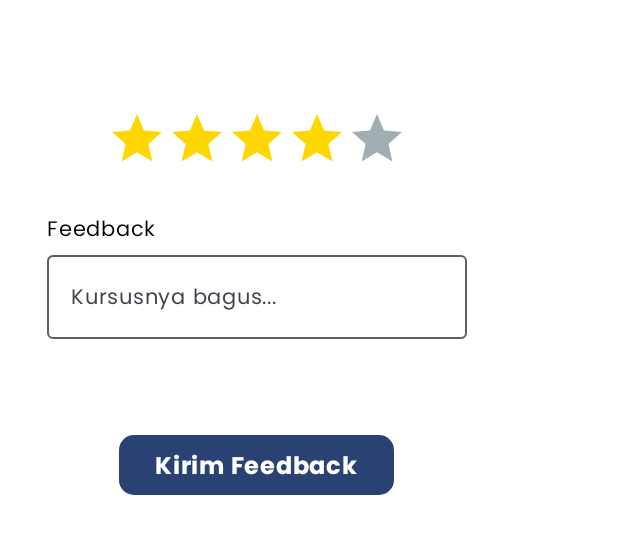
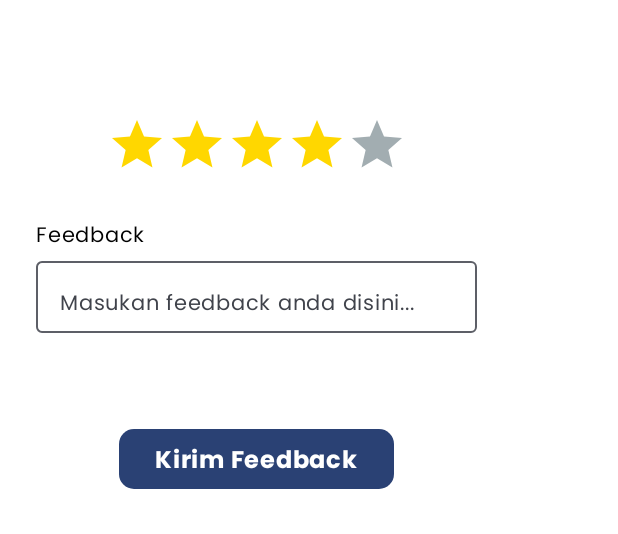
Before and after one commit to fitriadyaa/knowze-app, an Android app built with Jetpack Compose: the @Preview function FeedbackPreview, on a phone screen of 412 x 824 dp. Shown: the top 534 px of the screen. Run offline under Robolectric (Android 15) with nearby library versions, the phone set to English and light mode, and no system bars.

Commit message:
[Dialog] add parameter

```diff
--- a/app/src/main/java/com/knowzeteam/knowze/ui/component/DialogFeedback.kt
+++ b/app/src/main/java/com/knowzeteam/knowze/ui/component/DialogFeedback.kt
@@ -1,16 +1,14 @@
 package com.knowzeteam.knowze.ui.component
 
-import android.view.MotionEvent
-import androidx.compose.animation.core.Spring
-import androidx.compose.animation.core.animateDpAsState
-import androidx.compose.animation.core.spring
 import androidx.compose.foundation.background
+import androidx.compose.foundation.clickable
 import androidx.compose.foundation.layout.Arrangement
 import androidx.compose.foundation.layout.Box
 import androidx.compose.foundation.layout.Column
 import androidx.compose.foundation.layout.Row
 import androidx.compose.foundation.layout.Spacer
 import androidx.compose.foundation.layout.fillMaxSize
+import androidx.compose.foundation.layout.fillMaxWidth
 import androidx.compose.foundation.layout.height
 import androidx.compose.foundation.layout.padding
 import androidx.compose.foundation.layout.size
@@ -29,10 +27,8 @@ import androidx.compose.runtime.mutableStateOf
 import androidx.compose.runtime.remember
 import androidx.compose.runtime.setValue
 import androidx.compose.ui.Alignment
-import androidx.compose.ui.ExperimentalComposeUiApi
 import androidx.compose.ui.Modifier
 import androidx.compose.ui.graphics.Color
-import androidx.compose.ui.input.pointer.pointerInteropFilter
 import androidx.compose.ui.res.painterResource
 import androidx.compose.ui.res.stringResource
 import androidx.compose.ui.text.font.FontWeight
@@ -43,10 +39,13 @@ import androidx.compose.ui.unit.sp
 import com.knowzeteam.knowze.R
 import com.knowzeteam.knowze.ui.theme.KnowzeTheme
 
-@OptIn(ExperimentalComposeUiApi::class, ExperimentalMaterial3Api::class)
 @Composable
-fun DialogFeedback() {
+fun DialogFeedback(
+    onRatingSelected: (Int) -> Unit,
+    onSubmitFeedback: (String) -> Unit
+) {
     var text by remember { mutableStateOf(TextFieldValue("")) }
+    var ratingState by remember { mutableIntStateOf(4) }
 
     Box(
         contentAlignment = Alignment.Center,
@@ -64,7 +63,16 @@ fun DialogFeedback() {
             modifier = Modifier
                 .padding(horizontal = 24.dp)
         ) {
-            RatingBar(rating = 4)
+            RatingBar(
+                modifier = Modifier
+                    .height(50.dp)
+                    .width(290.dp),
+                rating = ratingState,
+                onRatingSelected = { rating ->
+                    ratingState = rating
+                    onRatingSelected(rating)
+                }
+            )
 
             Spacer(modifier = Modifier.height(25.dp))
 
@@ -77,9 +85,9 @@ fun DialogFeedback() {
                     )
                 )
 
-                OutlinedTextField(
+                CustomOutlinedTextField(
                     value = text,
-                    label = { Text(text = "Kursusnya bagus...") },
+                    labelText = "Masukan feedback anda disini...",
                     onValueChange = {
                         text = it
                     }
@@ -89,7 +97,7 @@ fun DialogFeedback() {
             Spacer(modifier = Modifier.height(60.dp))
 
             Button(
-                onClick = { /* Buat Kirim Review */ },
+                onClick = { onSubmitFeedback(text.text) },
                 shape = RoundedCornerShape(10.dp)
             ) {
                 Text(
@@ -104,27 +112,31 @@ fun DialogFeedback() {
     }
 }
 
-@ExperimentalComposeUiApi
+@OptIn(ExperimentalMaterial3Api::class)
+@Composable
+fun CustomOutlinedTextField(
+    value: TextFieldValue,
+    labelText: String,
+    onValueChange: (TextFieldValue) -> Unit
+) {
+    OutlinedTextField(
+        value = value,
+        onValueChange = { onValueChange(it) },
+        label = { Text(text = labelText) },
+        modifier = Modifier
+            .fillMaxWidth()
+            .height(56.dp)
+    )
+}
+
 @Composable
 fun RatingBar(
     modifier: Modifier = Modifier,
-    rating: Int
+    rating: Int,
+    onRatingSelected: (Int) -> Unit
 ) {
-    var ratingState by remember {
-        mutableIntStateOf(rating)
-    }
-
-    var selected by remember {
-        mutableStateOf(false)
-    }
-    val size by animateDpAsState(
-        targetValue = if (selected) 50.dp else 40.dp,
-        spring(Spring.DampingRatioMediumBouncy), label = ""
-    )
-
     Row(
-        modifier = Modifier
-            .size(290.dp, 50.dp),
+        modifier = modifier,
         verticalAlignment = Alignment.CenterVertically,
         horizontalArrangement = Arrangement.Center
     ) {
@@ -132,32 +144,26 @@ fun RatingBar(
             Icon(
                 painter = painterResource(id = R.drawable.ic_star),
                 contentDescription = "star",
-                modifier = modifier
-                    .width(size)
-                    .height(size)
-                    .pointerInteropFilter {
-                        when (it.action) {
-                            MotionEvent.ACTION_DOWN -> {
-                                selected = true
-                                ratingState = i
-                            }
-
-                            MotionEvent.ACTION_UP -> {
-                                selected = false
-                            }
-                        }
-                        true
+                modifier = Modifier
+                    .width(40.dp)
+                    .height(40.dp)
+                    .clickable {
+                        onRatingSelected(i)
                     },
-                tint = if (i <= ratingState) Color(0xFFFFD700) else Color(0xFFA2ADB1)
+                tint = if (i <= rating) Color(0xFFFFD700) else Color(0xFFA2ADB1)
             )
         }
     }
 }
 
+
 @Preview(showBackground = true)
 @Composable
 fun FeedbackPreview() {
     KnowzeTheme {
-        DialogFeedback()
+        DialogFeedback(
+            onRatingSelected = { /* handle rating selection */ },
+            onSubmitFeedback = { /* handle feedback submission */ }
+        )
     }
 }
```
